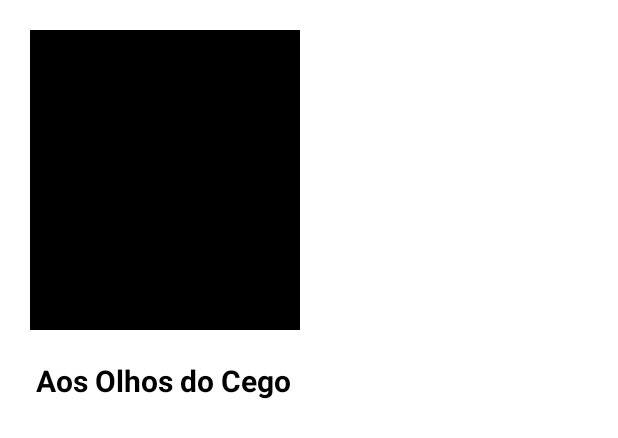
After one commit to gersinhobdc/AppListas, an Android app: the layout modelo_insta.xml on its own in the app's theme, with its tools: preview values and no code run, on a phone screen of 412 x 824 dp. The commit adds this screen. Shown: the top 438 px of the screen. Run offline under Robolectric (Android 15) with nearby library versions, the phone set to English and light mode, and no system bars.

```diff
--- /dev/null
+++ b/app/src/main/res/layout/modelo_insta.xml
@@ -0,0 +1,37 @@
+<?xml version="1.0" encoding="utf-8"?>
+<androidx.constraintlayout.widget.ConstraintLayout xmlns:android="http://schemas.android.com/apk/res/android"
+    android:layout_width="match_parent"
+    android:layout_height="match_parent">
+
+
+    <LinearLayout
+        android:id="@+id/imgFilmes"
+        android:layout_width="match_parent"
+        android:layout_height="match_parent"
+        android:orientation="vertical">
+
+        <ImageView
+            android:layout_width="180dp"
+            android:layout_height="200dp"
+            android:layout_gravity="left"
+            android:layout_margin="20dp"
+            android:scaleType="centerCrop"
+            android:src="#000" />
+        <TextView
+            android:id="@+id/txtTituloFilmes"
+            android:layout_width="wrap_content"
+            android:layout_height="wrap_content"
+            android:layout_gravity="center_vertical"
+            android:layout_marginLeft="24sp"
+            android:text="Aos Olhos do Cego"
+            android:textColor="#000"
+            android:textSize="20sp"
+            android:textStyle="bold" />
+
+
+
+
+    </LinearLayout>
+
+
+</androidx.constraintlayout.widget.ConstraintLayout>
```
Also changed, not shown: app/src/main/java/br/com/myskout/bottomnavigationbar/AdapterFilmes.java (deleted, +0 -45 lines), app/src/main/java/br/com/myskout/bottomnavigationbar/AdapterInsta.java (added, +58 -0 lines), app/src/main/java/br/com/myskout/bottomnavigationbar/Filmes.java (deleted, +0 -57 lines), app/src/main/java/br/com/myskout/bottomnavigationbar/Insta.java (added, +20 -0 lines), app/src/main/java/br/com/myskout/bottomnavigationbar/MainActivity.java (+15 -0 lines), app/src/main/res/layout/activity_main.xml (+82 -10 lines), app/src/main/res/drawable/profile.jpg (added).
